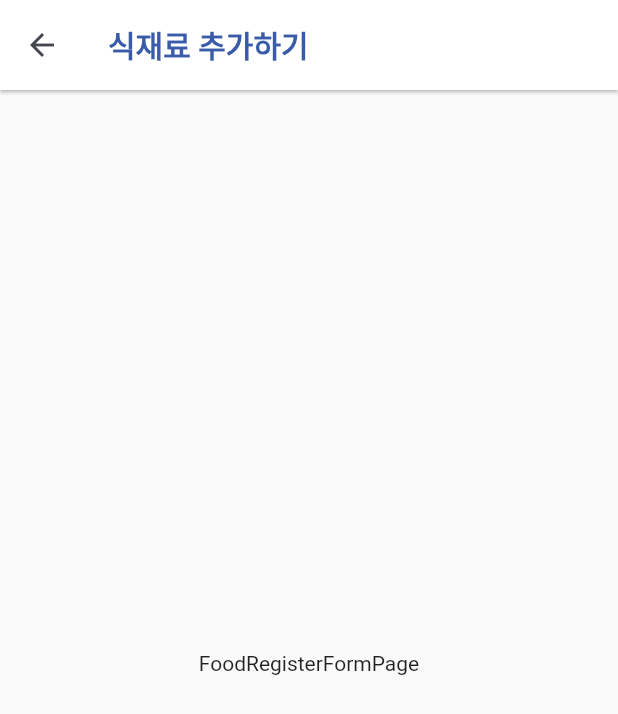
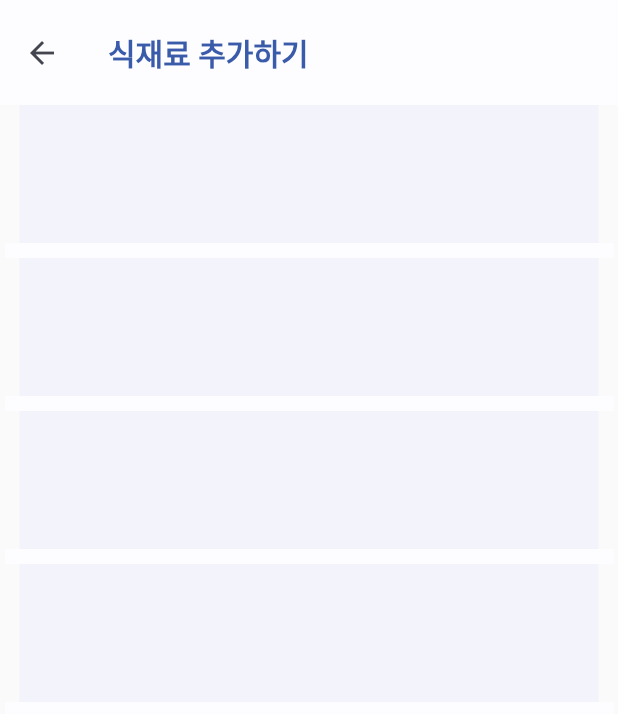
Before and after one commit to CAPSTONE369/GSC_369_CLIENT, a Flutter app: the FoodRegisterFormPage screen opened directly, on a phone screen of 412 x 824 dp. Shown: the top 714 px of the screen. Run offline on Flutter 3.47's test engine with Material 2 defaults, Android fonts, the phone set to English and light mode, and no system bars; our stand-ins replace flutter_dotenv, go_router, image_picker; missing offline and left inert: dart:ffi, kakao_flutter_sdk_user.

Commit message:
💄 style: Add Widget Layout in Food Register Form Page

```diff
--- a/lib/src/features/food_fridge/fridge_page.dart
+++ b/lib/src/features/food_fridge/fridge_page.dart
@@ -2,8 +2,6 @@ import 'package:client/src/features/food_fridge/widgets/fridge_appbar.dart';
 import 'package:client/src/features/food_fridge/widgets/fridge_big_divider.dart';
 import 'package:client/src/features/food_fridge/widgets/fridge_small_divider.dart';
 import 'package:flutter/material.dart';
-import 'package:flutter/src/widgets/container.dart';
-import 'package:flutter/src/widgets/framework.dart';
 
 class FridgePage extends StatefulWidget {
   const FridgePage({super.key});
--- a/lib/src/features/food_register/pages/food_register.dart
+++ /dev/null
@@ -1,42 +0,0 @@
-import 'package:flutter/material.dart';
-import 'package:flutter/src/widgets/container.dart';
-import 'package:flutter/src/widgets/framework.dart';
-
-class FoodRegisterFormPage extends StatefulWidget {
-  const FoodRegisterFormPage({super.key});
-
-  @override
-  State<FoodRegisterFormPage> createState() => _FoodRegisterFormPageState();
-}
-
-class _FoodRegisterFormPageState extends State<FoodRegisterFormPage> {
-  bool shadowColor = false;
-  double? scrolledUnderElevation;
-
-  @override
-  Widget build(BuildContext context) {
-    return Scaffold(
-      appBar: AppBar(
-        title: const Text(
-          "식재료 추가하기",
-          style:
-              TextStyle(color: Color(0xff395BA9), fontWeight: FontWeight.bold),
-        ),
-        toolbarHeight: 60,
-        backgroundColor: Colors.white,
-        scrolledUnderElevation: scrolledUnderElevation,
-        shadowColor: shadowColor ? Theme.of(context).colorScheme.shadow : null,
-        elevation: 1,
-        leading: IconButton(
-            onPressed: () {
-              Navigator.pop(context); //뒤로가기
-            },
-            color: Color(0xff44464F),
-            icon: Icon(Icons.arrow_back)),
-      ),
-      body: const Center(
-        child: Text("FoodRegisterFormPage"),
-      ),
-    );
-  }
-}
--- /dev/null
+++ b/lib/src/features/food_register/pages/food_register_page.dart
@@ -0,0 +1,59 @@
+import 'package:client/src/features/food_register/widgets/card/register_card.dart';
+import 'package:flutter/material.dart';
+import 'package:flutter/src/widgets/container.dart';
+import 'package:flutter/src/widgets/framework.dart';
+
+class FoodRegisterFormPage extends StatefulWidget {
+  const FoodRegisterFormPage({super.key});
+
+  @override
+  State<FoodRegisterFormPage> createState() => _FoodRegisterFormPageState();
+}
+
+class _FoodRegisterFormPageState extends State<FoodRegisterFormPage> {
+  bool shadowColor = false;
+  double? scrolledUnderElevation;
+
+  @override
+  Widget build(BuildContext context) {
+    return Scaffold(
+        appBar: AppBar(
+          title: const Text(
+            "식재료 추가하기",
+            style: TextStyle(
+                color: Color(0xff395BA9), fontWeight: FontWeight.bold),
+          ),
+          toolbarHeight: 70,
+          backgroundColor: const Color(0xffFDFCFF),
+          scrolledUnderElevation: scrolledUnderElevation,
+          shadowColor: null,
+          elevation: 0,
+          leading: IconButton(
+              onPressed: () {
+                Navigator.pop(context); //뒤로가기
+              },
+              color: const Color(0xff44464F),
+              icon: const Icon(Icons.arrow_back)),
+        ),
+        body: SafeArea(
+            child: Container(
+          margin: const EdgeInsets.only(left: 3, right: 3),
+          child: Column(children: [
+            Expanded(
+                child: ListView.separated(
+              itemCount: 12,
+              itemBuilder: (BuildContext context, int idx) {
+                return const RegisterCard();
+              },
+              separatorBuilder: (BuildContext context, int index) =>
+                  const ColoredBox(
+                      color: Color(0xffFDFCFF), child: SizedBox(height: 10)),
+            ))
+          ]),
+        )),
+        bottomSheet: Container(
+          color: Color(0xffFDFCFF),
+          height: 200,
+        ));
+  }
+}
--- /dev/null
+++ b/lib/src/features/food_register/widgets/card/register_card.dart
@@ -0,0 +1,21 @@
+import 'package:flutter/material.dart';
+import 'package:flutter/src/widgets/container.dart';
+import 'package:flutter/src/widgets/framework.dart';
+
+class RegisterCard extends StatefulWidget {
+  const RegisterCard({super.key});
+
+  @override
+  State<RegisterCard> createState() => _RegisterCardState();
+}
+
+class _RegisterCardState extends State<RegisterCard> {
+  @override
+  Widget build(BuildContext context) {
+    return Container(
+      height: 92,
+      margin: EdgeInsets.only(left: 10, right: 10),
+      child: const ColoredBox(color: Color(0xffF3F4FB)),
+    );
+  }
+}
--- a/lib/src/features/food_register/widgets/buttons/form_button.dart
+++ b/lib/src/features/food_register/widgets/modal/buttons/form_button.dart
@@ -2,7 +2,7 @@ import 'package:flutter/src/widgets/container.dart';
 import 'package:flutter/src/widgets/framework.dart';
 import 'package:flutter/material.dart';
 
-import '../../pages/food_register.dart';
+import '../../../pages/food_register_page.dart';
 
 class RegisterFormButton extends StatefulWidget {
   const RegisterFormButton({super.key});
--- a/lib/src/features/food_register/widgets/modal/register_bottom_up_modal.dart
+++ b/lib/src/features/food_register/widgets/modal/register_bottom_up_modal.dart
@@ -2,9 +2,9 @@ import 'package:flutter/material.dart';
 import 'package:flutter/src/widgets/container.dart';
 import 'package:flutter/src/widgets/framework.dart';
 
-import '../buttons/camera_button.dart';
-import '../buttons/form_button.dart';
-import '../buttons/image_button.dart';
+import 'buttons/camera_button.dart';
+import 'buttons/form_button.dart';
+import 'buttons/image_button.dart';
 
 class RegisterModal extends StatefulWidget {
   const RegisterModal({super.key});
```
Also changed, not shown: lib/src/features/food_register/widgets/modal/buttons/camera_button.dart (renamed from lib/src/features/food_register/widgets/buttons/camera_button.dart), lib/src/features/food_register/widgets/modal/buttons/image_button.dart (renamed from lib/src/features/food_register/widgets/buttons/image_button.dart).
